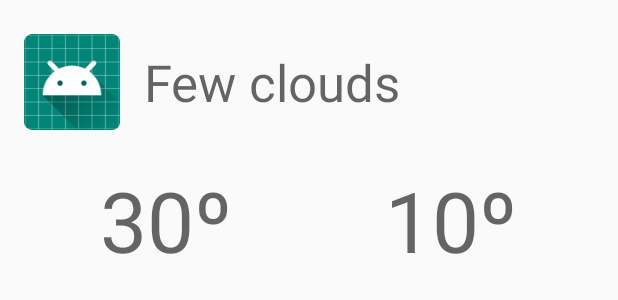
After one commit to SergeyChemkayev/KotlinWeatherApp, an Android app: the layout activity_detail.xml on its own in the app's theme, with its tools: preview values and no code run, on a phone screen of 412 x 824 dp. The commit adds this screen. Shown: the top 300 px of the screen. Run offline under Robolectric (Android 15) with nearby library versions, the phone set to English and light mode, and no system bars.

Commit message:
added detail activity

```diff
--- a/app/build.gradle
+++ b/app/build.gradle
@@ -25,11 +25,12 @@ android {
 
 dependencies {
     implementation fileTree(dir: 'libs', include: ['*.jar'])
-    implementation"org.jetbrains.kotlin:kotlin-stdlib-jdk7:$kotlin_version"
+    implementation "org.jetbrains.kotlin:kotlin-stdlib-jdk7:$kotlin_version"
     implementation "androidx.appcompat:appcompat:$appcompat_version"
     implementation "androidx.core:core-ktx:$appcompat_version"
     implementation "androidx.recyclerview:recyclerview:$appcompat_version"
     implementation 'androidx.constraintlayout:constraintlayout:1.1.3'
+    implementation 'androidx.appcompat:appcompat:1.1.0'
     testImplementation 'junit:junit:4.12'
     androidTestImplementation 'androidx.test.ext:junit:1.1.1'
     androidTestImplementation 'androidx.test.espresso:espresso-core:3.2.0'
--- /dev/null
+++ b/app/src/main/res/layout/activity_detail.xml
@@ -0,0 +1,59 @@
+<?xml version="1.0" encoding="utf-8"?>
+<LinearLayout xmlns:android="http://schemas.android.com/apk/res/android"
+    xmlns:tools="http://schemas.android.com/tools"
+    android:layout_width="match_parent"
+    android:layout_height="match_parent"
+    android:orientation="vertical"
+    android:padding="16dp">
+
+    <LinearLayout
+        android:layout_width="match_parent"
+        android:layout_height="wrap_content"
+        android:gravity="center_vertical"
+        android:orientation="horizontal"
+        tools:ignore="UseCompoundDrawables">
+
+        <ImageView
+            android:id="@+id/icon"
+            android:layout_width="64dp"
+            android:layout_height="64dp"
+            tools:ignore="ContentDescription"
+            tools:src="@mipmap/ic_launcher" />
+
+        <TextView
+            android:id="@+id/weatherDescription"
+            android:layout_width="wrap_content"
+            android:layout_height="wrap_content"
+            android:layout_margin="@dimen/spacing_xlarge"
+            android:textAppearance="@style/TextAppearance.AppCompat.Display1"
+            tools:text="Few clouds" />
+
+    </LinearLayout>
+
+    <LinearLayout
+        android:layout_width="match_parent"
+        android:layout_height="wrap_content">
+
+        <TextView
+            android:id="@+id/maxTemperature"
+            android:layout_width="0dp"
+            android:layout_height="wrap_content"
+            android:layout_margin="@dimen/spacing_xlarge"
+            android:layout_weight="1"
+            android:gravity="center_horizontal"
+            android:textAppearance="@style/TextAppearance.AppCompat.Display3"
+            tools:text="30º" />
+
+        <TextView
+            android:id="@+id/minTemperature"
+            android:layout_width="0dp"
+            android:layout_height="wrap_content"
+            android:layout_margin="@dimen/spacing_xlarge"
+            android:layout_weight="1"
+            android:gravity="center_horizontal"
+            android:textAppearance="@style/TextAppearance.AppCompat.Display3"
+            tools:text="10º" />
+
+    </LinearLayout>
+
+</LinearLayout>
```
Also changed, not shown: app/src/main/AndroidManifest.xml (+11 -3 lines), app/src/main/java/com/example/kotlinweatherapp/ui/DetailActivity.kt (added, +53 -0 lines), app/src/main/java/com/example/kotlinweatherapp/ui/MainActivity.kt (+7 -2 lines).
